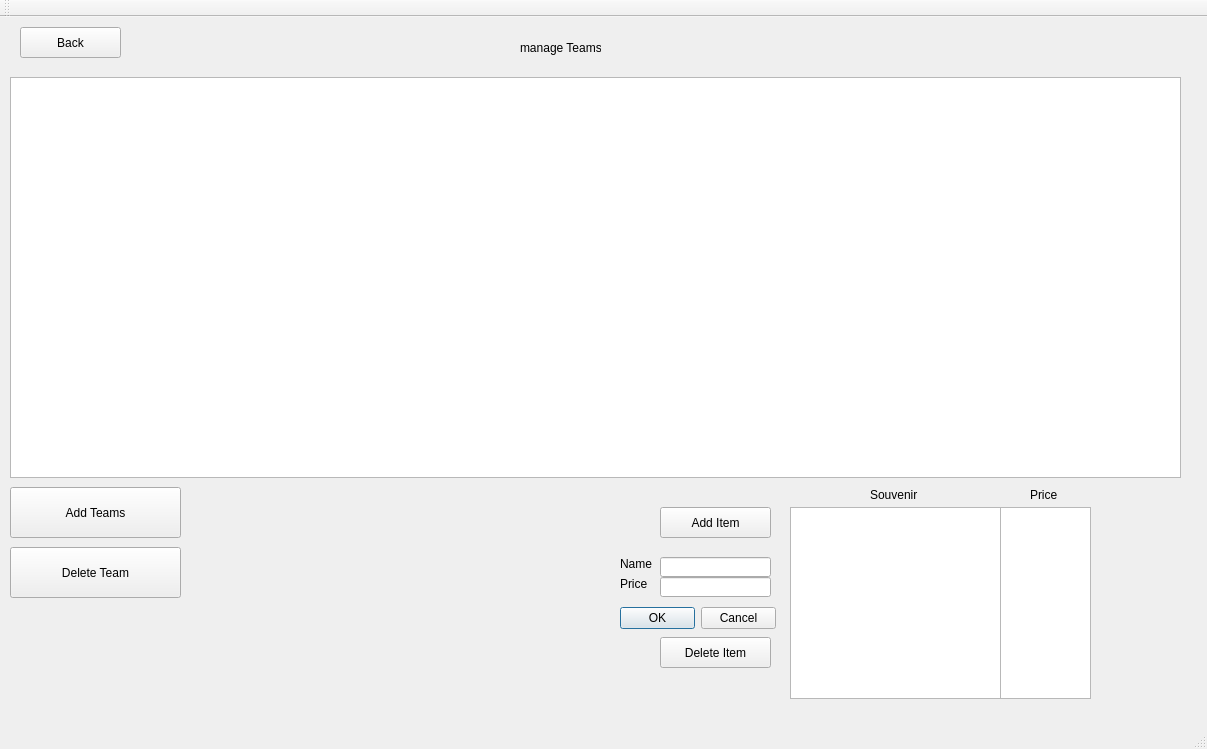
seanRobC/ST6R-MLB, file mlb/mainwindow.ui: the form before one commit.
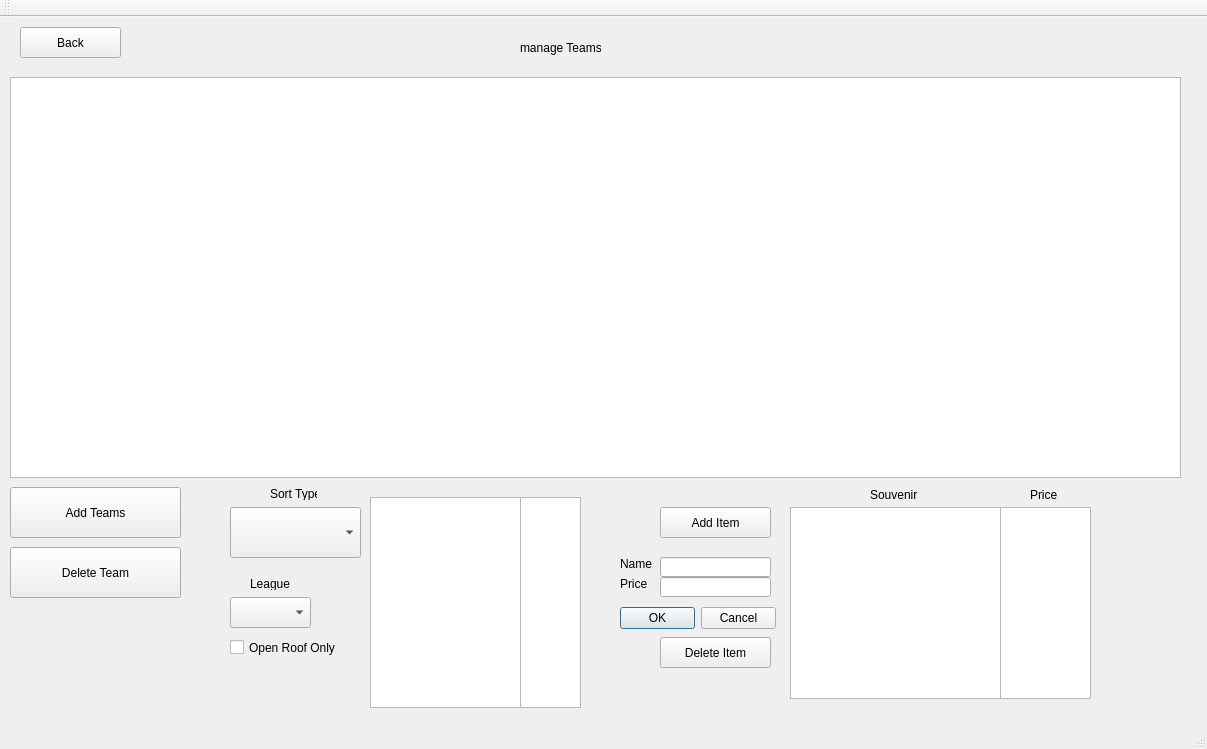
The form after the commit. The open tabs and pages were chosen to show the change.

Commit message:
Fully Functioning Sort Functionality
like 500 lines of code

```diff
--- a/mlb/mainwindow.ui
+++ b/mlb/mainwindow.ui
@@ -835,6 +835,101 @@
          </rect>
         </property>
        </widget>
+       <widget class="QComboBox" name="sortTypeBox_2">
+        <property name="geometry">
+         <rect>
+          <x>230</x>
+          <y>480</y>
+          <width>131</width>
+          <height>51</height>
+         </rect>
+        </property>
+       </widget>
+       <widget class="QLabel" name="label_23">
+        <property name="geometry">
+         <rect>
+          <x>270</x>
+          <y>460</y>
+          <width>47</width>
+          <height>13</height>
+         </rect>
+        </property>
+        <property name="text">
+         <string>Sort Type</string>
+        </property>
+       </widget>
+       <widget class="QComboBox" name="leagueBox_2">
+        <property name="geometry">
+         <rect>
+          <x>230</x>
+          <y>570</y>
+          <width>81</width>
+          <height>31</height>
+         </rect>
+        </property>
+       </widget>
+       <widget class="QLabel" name="label_24">
+        <property name="geometry">
+         <rect>
+          <x>250</x>
+          <y>550</y>
+          <width>47</width>
+          <height>13</height>
+         </rect>
+        </property>
+        <property name="text">
+         <string>League</string>
+        </property>
+       </widget>
+       <widget class="QCheckBox" name="openRoofOnly_2">
+        <property name="geometry">
+         <rect>
+          <x>230</x>
+          <y>600</y>
+          <width>111</width>
+          <height>41</height>
+         </rect>
+        </property>
+        <property name="text">
+         <string>Open Roof Only</string>
+        </property>
+       </widget>
+       <widget class="QStackedWidget" name="centerFieldStacked_2">
+        <property name="geometry">
+         <rect>
+          <x>370</x>
+          <y>460</y>
+          <width>231</width>
+          <height>231</height>
+         </rect>
+        </property>
+        <property name="currentIndex">
+         <number>1</number>
+        </property>
+        <widget class="QWidget" name="page"/>
+        <widget class="QWidget" name="hidden">
+         <widget class="QListWidget" name="stadiumNameList_2">
+          <property name="geometry">
+           <rect>
+            <x>0</x>
+            <y>10</y>
+            <width>151</width>
+            <height>211</height>
+           </rect>
+          </property>
+         </widget>
+         <widget class="QListWidget" name="centerFieldList_2">
+          <property name="geometry">
+           <rect>
+            <x>150</x>
+            <y>10</y>
+            <width>61</width>
+            <height>211</height>
+           </rect>
+          </property>
+         </widget>
+        </widget>
+       </widget>
       </widget>
      </widget>
     </widget>
```
The commit also changes 3 other files.
